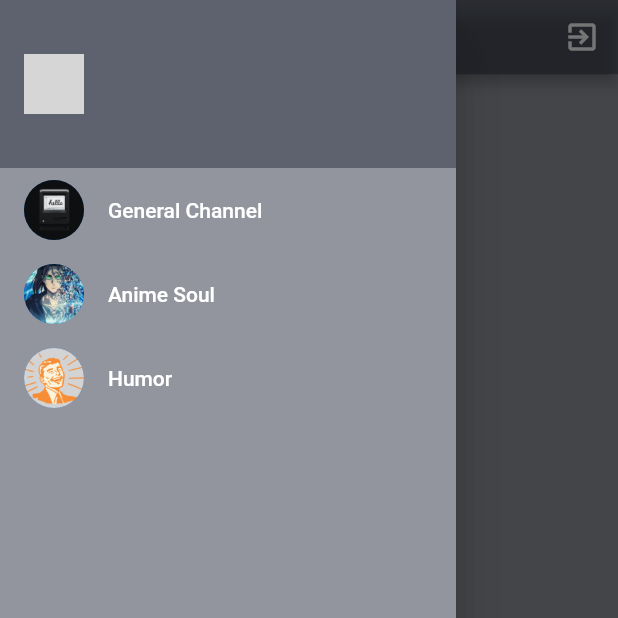
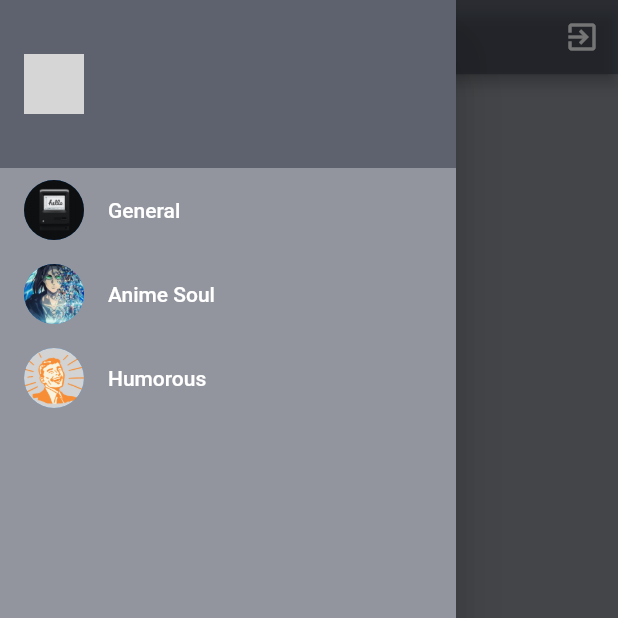
Before and after one commit to vinaykatewa/Project_Peigan, a Flutter app: the screen it shows once a user with an empty profile is signed in, with the side drawer open, on a phone screen of 412 x 824 dp, the top half of it. Run offline on Flutter 3.47's test engine with Material 2 defaults, Android fonts, the phone set to English and light mode, and no system bars; our stand-ins replace cloud_firestore, firebase_auth, firebase_core, firebase_storage, image_picker; accounts and stored records are empty; network calls fail; grey boxes are pictures that could not be loaded.

Commit message:
basic changes

```diff
--- a/lib/screen/home.dart
+++ b/lib/screen/home.dart
@@ -18,6 +18,7 @@ class _HomeState extends State<Home> {
   String userEmail = '';
   String imageUrl = '';
   String collection = 'chat';
+  String channel= 'General';
 
   @override
   void initState() {
@@ -38,12 +39,13 @@ class _HomeState extends State<Home> {
     });
   }
 
-  void updateCollection(String newCollection) {
+  void updateCollection(String newCollection, String newChannel) {
     Future.delayed(const Duration(milliseconds: 100), () {
       Navigator.pop(context);
     });
     setState(() {
       collection = newCollection;
+      channel = newChannel;
     });
   }
 
@@ -85,14 +87,14 @@ class _HomeState extends State<Home> {
                 color: Colors.transparent,
                 child: InkWell(
                   onTap: () {
-                    updateCollection('chat');
+                    updateCollection('chat', 'General');
                   },
                   child: const ListTile(
                     leading: CircleAvatar(
                       backgroundImage: AssetImage('assets/general.png'),
                     ),
                     title: Text(
-                      'General Channel',
+                      'General',
                       style: TextStyle(
                         color: Colors.white,
                       ),
@@ -104,7 +106,7 @@ class _HomeState extends State<Home> {
                 color: Colors.transparent,
                 child: InkWell(
                   onTap: () {
-                    updateCollection('Anime Soul');
+                    updateCollection('Anime Soul', 'Anime Soul');
                   },
                   child: const ListTile(
                     leading: CircleAvatar(
@@ -123,14 +125,14 @@ class _HomeState extends State<Home> {
                 color: Colors.transparent,
                 child: InkWell(
                   onTap: () {
-                    updateCollection('Humor');
+                    updateCollection('Humor', 'Humorous');
                   },
                   child: const ListTile(
                     leading: CircleAvatar(
                       backgroundImage: AssetImage('assets/humor.png'),
                     ),
                     title: Text(
-                      'Humor',
+                      'Humorous',
                       style: TextStyle(
                         color: Colors.white,
                       ),
@@ -148,7 +150,7 @@ class _HomeState extends State<Home> {
           backgroundColor: const Color.fromRGBO(41, 47, 63, 0.5),
           centerTitle: true,
           title: Text(
-            userName,
+            channel,
             overflow: TextOverflow.ellipsis,
           ),
           actions: [
--- a/lib/widget/newMessage.dart
+++ b/lib/widget/newMessage.dart
@@ -3,7 +3,7 @@ import 'package:firebase_auth/firebase_auth.dart';
 import 'package:flutter/material.dart';
 import 'package:flutter/rendering.dart';
 
-class NewMessage extends StatefulWidget {
+class NewMessage extends StatefulWidget{
   final String collectionName;
   const NewMessage({Key? key, required this.collectionName});
 
@@ -11,9 +11,8 @@ class NewMessage extends StatefulWidget {
   State<NewMessage> createState() => _NewMessageState();
 }
 
-class _NewMessageState extends State<NewMessage> {
+class _NewMessageState extends State<NewMessage>{
   final messageController = TextEditingController();
-
   @override
   void dispose() {
     messageController.dispose();
```
